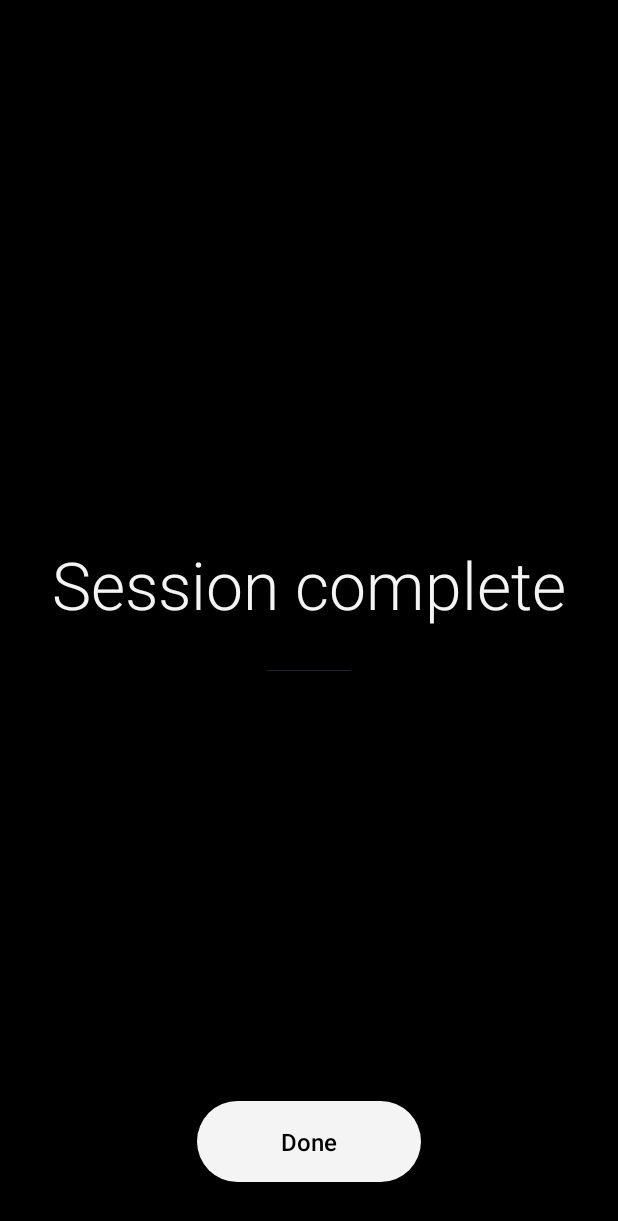
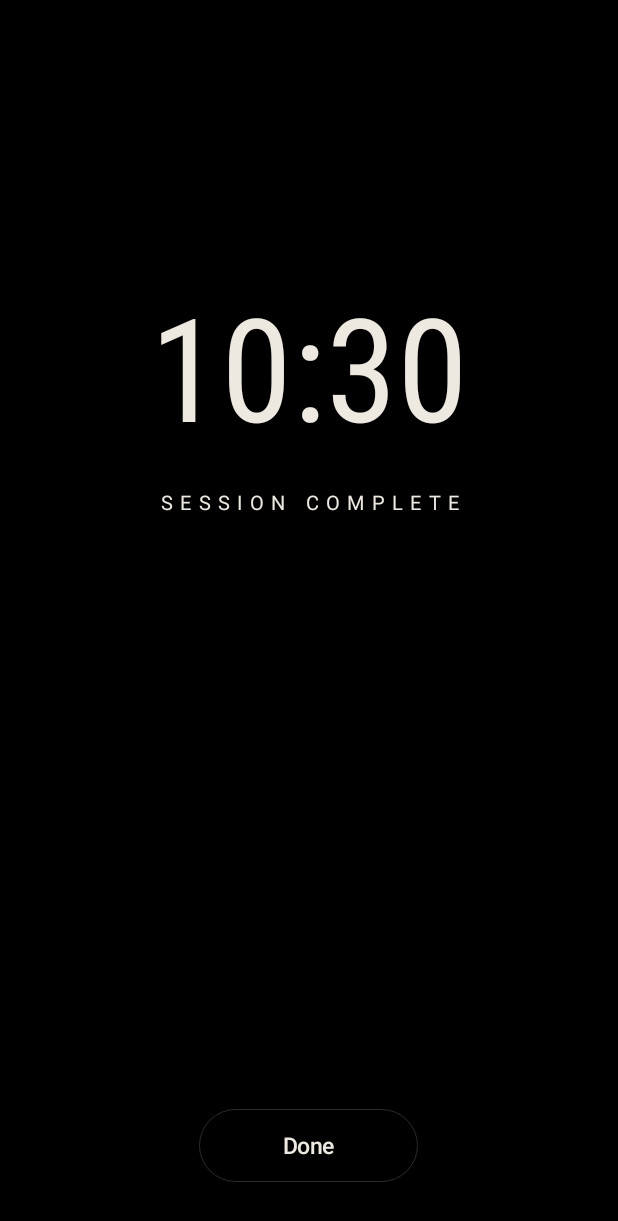
Before and after one commit to stephanrogers09-glitch/android, an Android app: the LockActivity screen opened directly, with no data from a screen before it, on a phone screen of 412 x 824 dp. Shown: the top 1221 px of the screen. Run offline under Robolectric (Android 15) with nearby library versions, the phone set to English and light mode, and no system bars.

Commit message:
Restore the lock screen's original character, rotating commitments, keyboard allowance
- Lock screen follows the original design: clock, LOCKED IN, the end time,
  the commitment, route back to work, and three quiet controls. Status text
  is removed; a warning appears only if the lock is not running.
- Keyboard: the device's default keyboard is allowed during a session so
  typing in a note does not pull the phone back to the lock. Only that one
  package is allowed; enforcement is otherwise unchanged.
- Focus: a grey area shows commitment suggestions that rotate every four
  seconds; tapping one fills the commitment. Custom commitments still work.
- Study: Key terms lists the words a note repeats most, counted on device.

Co-Authored-By: Claude Haiku 5.5 <noreply@anthropic.com>
Claude-Session: https://claude.ai/code/session_01SNTv48C1upMFXei3eX9cte

```diff
--- a/app/src/main/java/app/lockedin/phone/AllowRules.kt
+++ b/app/src/main/java/app/lockedin/phone/AllowRules.kt
@@ -42,12 +42,15 @@ object AllowRules {
         defaultDialer: String?,
         permittedByUser: Boolean,
         isSystemApp: Boolean = false,
+        defaultInputMethod: String? = null,
     ): Boolean {
         if (packageName in alwaysAllowed) return true
         val name = packageName.lowercase()
         if (blockedNameParts.any { name.contains(it) }) return false
         if (permittedByUser) return true
         if (defaultDialer != null && packageName == defaultDialer) return true
+        // The keyboard the student chose is part of typing, not a separate app. Only that one package is allowed.
+        if (defaultInputMethod != null && packageName == defaultInputMethod) return true
         if (packageName in knownCallPackages) return true
         return isSystemApp && systemCallNameParts.any { name.contains(it) }
     }
--- a/app/src/main/java/app/lockedin/phone/Design.kt
+++ b/app/src/main/java/app/lockedin/phone/Design.kt
@@ -21,6 +21,10 @@ object Ink {
     const val DIM = "#8C8C96"
     const val FAINT = "#4B4B55"
     const val GLOW = "#B9D4FF"
+    /** The lock screen's warm white and its quiet grey, from the original design. */
+    const val PAPER = "#EDE9E1"
+    const val MUTED = "#8A857C"
+    const val RING = "#2C2C2C"
 }
 
 /** A 1 dp rule across the full width. */
--- a/app/src/main/java/app/lockedin/phone/LockActivity.kt
+++ b/app/src/main/java/app/lockedin/phone/LockActivity.kt
@@ -18,18 +18,22 @@ import android.widget.LinearLayout
 import android.widget.TextView
 import android.window.OnBackInvokedDispatcher
 
+/**
+ * The lock screen, in the original LockedIn character: a large clock, the state, when it ends, the
+ * commitment, and three quiet controls. Nothing explains the lock; the symbols do that.
+ */
 class LockActivity : Activity() {
     private val handler = Handler(Looper.getMainLooper())
     private var released = false
     private var openingChild = false
     private lateinit var root: FrameLayout
-    private lateinit var activeRow: LinearLayout
-    private lateinit var title: TextView
-    private lateinit var rule: View
+    private lateinit var clock: TextView
+    private lateinit var label: TextView
+    private lateinit var until: TextView
     private lateinit var sentence: TextView
-    private lateinit var status: TextView
     private lateinit var route: TextView
     private lateinit var actions: LinearLayout
+    private lateinit var lockBroken: TextView
     private lateinit var callButton: ImageButton
     private lateinit var cameraButton: ImageButton
     private lateinit var lightButton: ImageButton
@@ -55,7 +59,7 @@ class LockActivity : Activity() {
         val column = LinearLayout(this)
         column.orientation = LinearLayout.VERTICAL
         column.gravity = Gravity.CENTER_HORIZONTAL
-        column.setPadding(dp(24), dp(56), dp(24), dp(36))
+        column.setPadding(dp(24), dp(48), dp(24), dp(36))
         root.addView(
             column,
             FrameLayout.LayoutParams(
@@ -66,57 +70,49 @@ class LockActivity : Activity() {
 
         column.addView(View(this), LinearLayout.LayoutParams(0, 0, 1f))
 
-        // The active state: a quiet indicator, the state, the commitment, then the way back to work.
-        activeRow = LinearLayout(this).apply {
-            orientation = LinearLayout.HORIZONTAL
-            gravity = Gravity.CENTER_VERTICAL
-            addView(
-                View(context).apply {
-                    background = GradientDrawable().apply {
-                        shape = GradientDrawable.OVAL
-                        setColor(Color.parseColor(Ink.GLOW))
-                    }
-                },
-                LinearLayout.LayoutParams(dp(6), dp(6))
-            )
-            addView(caption("Focus active", Ink.DIM).apply { setPadding(dp(10), 0, 0, 0) })
+        clock = TextView(this).apply {
+            gravity = Gravity.CENTER
+            textSize = 96f
+            typeface = Typeface.create("sans-serif-condensed", Typeface.NORMAL)
         }
-        column.addView(activeRow)
+        column.addView(clock)
 
-        title = TextView(this).apply {
+        label = TextView(this).apply {
             gravity = Gravity.CENTER
-            textSize = 44f
-            typeface = Typeface.create("sans-serif-light", Typeface.NORMAL)
+            textSize = 13f
+            letterSpacing = 0.42f
+            typeface = Typeface.create("sans-serif", Typeface.NORMAL)
             setPadding(0, dp(18), 0, 0)
         }
-        column.addView(title)
+        column.addView(label)
 
-        rule = View(this)
-        column.addView(rule, LinearLayout.LayoutParams(dp(56), dp(1)).apply { topMargin = dp(28) })
+        until = TextView(this).apply {
+            gravity = Gravity.CENTER
+            textSize = 17f
+            typeface = Typeface.create("sans-serif-condensed", Typeface.NORMAL)
+            setPadding(0, dp(8), 0, 0)
+        }
+        column.addView(until)
+
+        column.addView(View(this), LinearLayout.LayoutParams(0, 0, 1f))
 
         sentence = TextView(this).apply {
             gravity = Gravity.CENTER
-            textSize = 22f
-            typeface = Typeface.create("sans-serif-light", Typeface.NORMAL)
+            textSize = 30f
+            typeface = Typeface.create("sans-serif-condensed", Typeface.NORMAL)
             setLineSpacing(dp(4).toFloat(), 1f)
-            setPadding(dp(12), dp(28), dp(12), 0)
+            setPadding(dp(16), 0, dp(16), 0)
         }
         column.addView(sentence, LinearLayout.LayoutParams(LinearLayout.LayoutParams.MATCH_PARENT, LinearLayout.LayoutParams.WRAP_CONTENT))
 
         column.addView(View(this), LinearLayout.LayoutParams(0, 0, 1f))
 
-        status = TextView(this).apply {
+        route = TextView(this).apply {
             gravity = Gravity.CENTER
-            typeface = Typeface.MONOSPACE
-            letterSpacing = 0.14f
-            textSize = 11f
-            setPadding(0, 0, 0, dp(24))
-        }
-        column.addView(status)
-
-        route = pill("Back to your note", filled = true).apply {
-            textSize = 15f
-            setPadding(dp(28), dp(14), dp(28), dp(14))
+            textSize = 14f
+            typeface = Typeface.create("sans-serif-medium", Typeface.NORMAL)
+            setPadding(dp(22), dp(12), dp(22), dp(12))
+            isClickable = true
             setOnClickListener { openStudy() }
         }
         column.addView(route, LinearLayout.LayoutParams(LinearLayout.LayoutParams.WRAP_CONTENT, LinearLayout.LayoutParams.WRAP_CONTENT))
@@ -144,13 +140,26 @@ class LockActivity : Activity() {
         actions.addView(cameraButton)
         actions.addView(lightButton)
         column.addView(actions, LinearLayout.LayoutParams(LinearLayout.LayoutParams.WRAP_CONTENT, LinearLayout.LayoutParams.WRAP_CONTENT).apply {
-            topMargin = dp(28)
+            topMargin = dp(26)
         })
 
-        // The completed state: the words, and Done.
-        doneButton = pill("Done", filled = true).apply {
-            textSize = 16f
-            setPadding(dp(56), dp(16), dp(56), dp(16))
+        // Shown only if the lock itself is not running. Otherwise the screen says nothing about it.
+        lockBroken = TextView(this).apply {
+            gravity = Gravity.CENTER
+            textSize = 12f
+            letterSpacing = 0.1f
+            typeface = Typeface.create("sans-serif", Typeface.NORMAL)
+            text = "Lock is off. Open Focus to turn it on."
+            setPadding(0, dp(14), 0, 0)
+            visibility = View.GONE
+        }
+        column.addView(lockBroken)
+
+        column.addView(View(this), LinearLayout.LayoutParams(0, 0, 1f))
+
+        doneButton = pill("Done").apply {
+            textSize = 15f
+            setPadding(dp(56), dp(14), dp(56), dp(14))
             setOnClickListener {
                 SessionStore.clear(this@LockActivity)
                 startActivity(
@@ -212,26 +221,25 @@ class LockActivity : Activity() {
         val active = SessionStore.isActive(this, now)
         released = !active
         paint()
+        clock.text = formatClock(now)
         if (active) {
-            activeRow.visibility = View.VISIBLE
-            title.text = "Locked in"
-            rule.visibility = View.VISIBLE
+            label.text = "LOCKED IN"
+            until.text = "until ${formatBackAt(SessionStore.endAt(this))}"
+            until.visibility = View.VISIBLE
             sentence.text = SessionStore.line(this)
             sentence.visibility = View.VISIBLE
-            status.text = if (Gate.accessibilityOn(this)) "LOCK ON  ·  CALLS OPEN" else "LOCK OFF  ·  CHECK SETUP IN FOCUS"
-            status.visibility = View.VISIBLE
             route.text = if (StudyFocusLog.activeNoteId(this) != null) "Back to your note" else "Open notes"
             route.visibility = View.VISIBLE
             actions.visibility = View.VISIBLE
+            lockBroken.visibility = if (Gate.accessibilityOn(this)) View.GONE else View.VISIBLE
             doneButton.visibility = View.GONE
         } else {
-            activeRow.visibility = View.GONE
-            title.text = "Session complete"
-            rule.visibility = View.VISIBLE
+            label.text = "SESSION COMPLETE"
+            until.visibility = View.GONE
             sentence.visibility = View.GONE
-            status.visibility = View.GONE
             route.visibility = View.GONE
             actions.visibility = View.GONE
+            lockBroken.visibility = View.GONE
             doneButton.visibility = View.VISIBLE
             Torch.off(this)
             paintLight()
@@ -240,19 +248,24 @@ class LockActivity : Activity() {
 
     private fun paint() {
         root.setBackgroundColor(Color.parseColor(Ink.BLACK))
-        title.setTextColor(Color.parseColor(Ink.TEXT))
-        rule.setBackgroundColor(Color.parseColor(Ink.HAIRLINE))
-        sentence.setTextColor(Color.parseColor(Ink.TEXT))
-        status.setTextColor(Color.parseColor(Ink.FAINT))
+        clock.setTextColor(Color.parseColor(Ink.PAPER))
+        label.setTextColor(Color.parseColor(Ink.PAPER))
+        until.setTextColor(Color.parseColor(Ink.MUTED))
+        sentence.setTextColor(Color.parseColor(Ink.PAPER))
+        route.setTextColor(Color.parseColor(Ink.PAPER))
+        route.background = surface(Ink.BLACK, 50, Ink.RING)
+        lockBroken.setTextColor(Color.parseColor(Ink.MUTED))
+        doneButton.background = surface(Ink.BLACK, 50, Ink.RING)
+        doneButton.setTextColor(Color.parseColor(Ink.PAPER))
         paintLight()
     }
 
     private fun paintLight() {
         val on = Torch.isOn()
-        val ink = Color.parseColor(if (on) "#F3E2B8" else Ink.TEXT)
+        val ink = Color.parseColor(if (on) "#F3E2B8" else Ink.PAPER)
         lightButton.setColorFilter(ink)
         val disk = lightButton.background as GradientDrawable
-        disk.setStroke(dp(1), Color.parseColor(if (on) "#F3E2B8" else Ink.HAIRLINE))
+        disk.setStroke(dp(1), Color.parseColor(if (on) "#F3E2B8" else Ink.RING))
         disk.setColor(if (on) Color.parseColor("#22F3E2B8") else Color.TRANSPARENT)
     }
 
@@ -262,13 +275,13 @@ class LockActivity : Activity() {
         button.contentDescription = name
         button.scaleType = android.widget.ImageView.ScaleType.CENTER_INSIDE
         button.setPadding(dp(16), dp(16), dp(16), dp(16))
-        button.setColorFilter(Color.parseColor(Ink.TEXT))
+        button.setColorFilter(Color.parseColor(Ink.PAPER))
         val disk = GradientDrawable()
         disk.shape = GradientDrawable.OVAL
         disk.setColor(Color.TRANSPARENT)
-        disk.setStroke(dp(1), Color.parseColor(Ink.HAIRLINE))
+        disk.setStroke(dp(1), Color.parseColor(Ink.RING))
         button.background = disk
-        val params = LinearLayout.LayoutParams(dp(68), dp(68))
+        val params = LinearLayout.LayoutParams(dp(72), dp(72))
         params.marginStart = dp(16)
         params.marginEnd = dp(16)
         button.layoutParams = params
```
Also changed, not shown: app/src/main/java/app/lockedin/phone/Allow.kt (+9 -0 lines), app/src/main/java/app/lockedin/phone/SetupActivity.kt (+44 -7 lines), app/src/main/java/app/lockedin/phone/StudyActivity.kt (+17 -1 lines), shared/src/main/kotlin/app/lockedin/core/study/CommitmentSuggestions.kt (added, +25 -0 lines), shared/src/main/kotlin/app/lockedin/core/study/Practice.kt (+2 -7 lines), shared/src/main/kotlin/app/lockedin/core/study/StudyWords.kt (added, +31 -0 lines), 2 other files.
